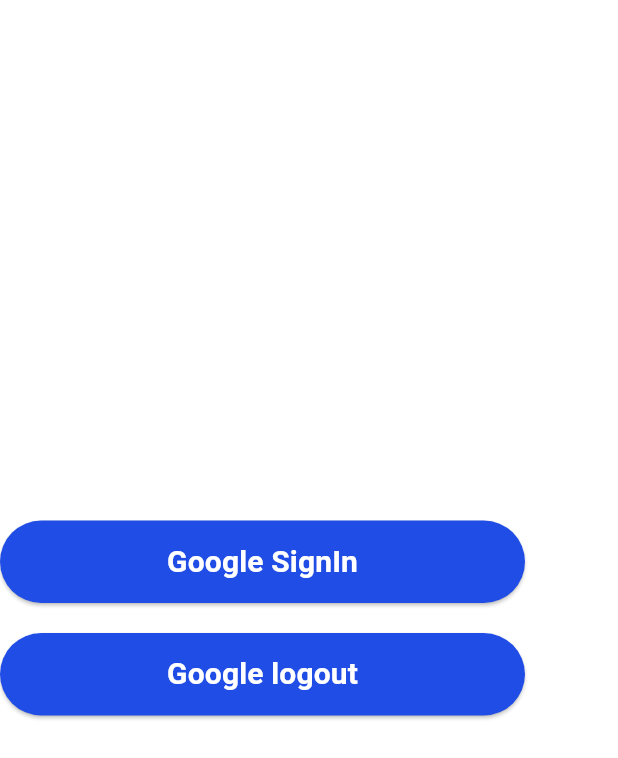
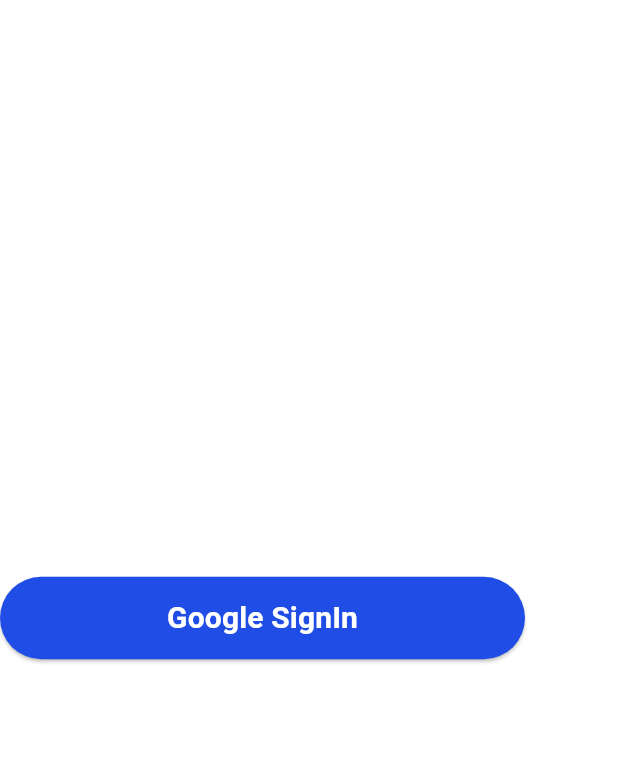
Before and after one commit to AzZaya0/MenuLog, a Flutter app: the screen it shows after launch, on a phone screen of 412 x 824 dp. Shown: the top 758 px of the screen. Run offline on Flutter 3.47's test engine with Material 3 defaults, Android fonts, the light colour scheme and no system bars; our stand-ins replace bloc, cached_network_image, equatable, firebase_auth, firebase_core, flutter_bloc and 9 more; accounts and stored records are empty.

Commit message:
login with google

```diff
--- a/lib/src/view/auth/login.dart
+++ b/lib/src/view/auth/login.dart
@@ -21,14 +21,6 @@
               context.read<LoginBloc>().add(OnGoogleLogin(context: context));
             },
           ),
-          Gap(20),
-          CustomButton(
-            text: 'Google logout',
-            textColor: AppColor.white,
-            onTap: () {
-              context.read<LoginBloc>().add(OnGoogleLogout());
-            },
-          )
         ],
       ),
     );
```
Also changed, not shown: lib/src/view/home/page/home_page.dart (+13 -2 lines).
